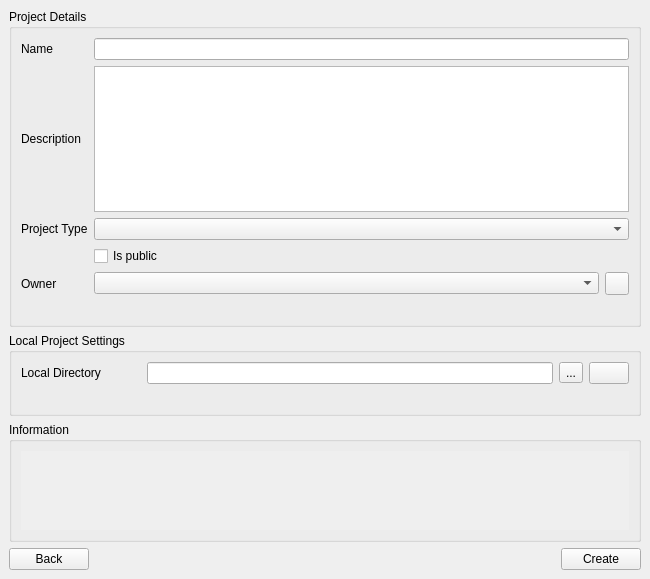
Before: the Qt Designer form qfieldsync/ui/cloud_create_project_widget.ui in opengisch/qfieldsync, drawn with Qt 5.
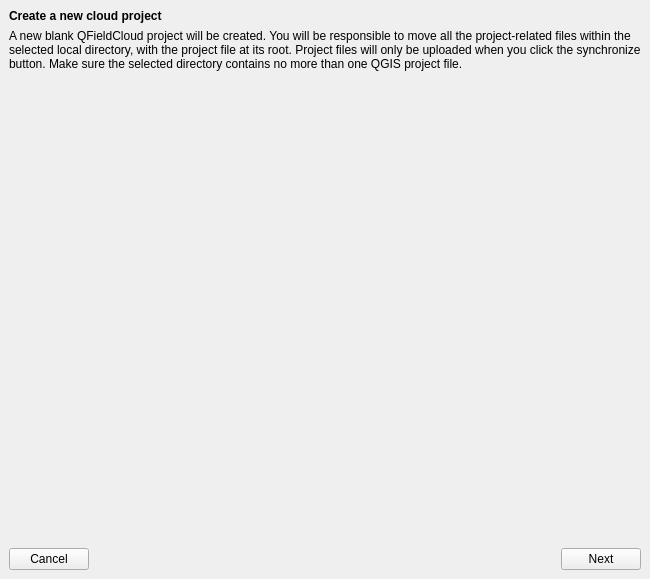
After: the same form once the commit is applied. Icons and pictures are not drawn.

Commit message: refactor(gui): restore introductory page with information

```diff
--- a/qfieldsync/ui/cloud_create_project_widget.ui
+++ b/qfieldsync/ui/cloud_create_project_widget.ui
@@ -31,6 +31,83 @@
      <property name="currentIndex">
       <number>0</number>
      </property>
+     <widget class="QWidget" name="selectTypePage">
+      <layout class="QVBoxLayout" name="verticalLayout_2">
+       <item>
+        <widget class="QLabel" name="createCloudTitleLabel">
+         <property name="font">
+          <font>
+           <weight>75</weight>
+           <bold>true</bold>
+          </font>
+         </property>
+         <property name="text">
+          <string>Create a new cloud project</string>
+         </property>
+        </widget>
+       </item>
+       <item>
+        <widget class="QLabel" name="createCloudInfoLabel">
+         <property name="text">
+          <string>A new blank QFieldCloud project will be created. You will be responsible to move all the project-related files within the selected local directory, with the project file at its root. Project files will only be uploaded when you click the synchronize button. Make sure the selected directory contains no more than one QGIS project file.</string>
+         </property>
+         <property name="wordWrap">
+          <bool>true</bool>
+         </property>
+         <property name="openExternalLinks">
+          <bool>false</bool>
+         </property>
+         <property name="textInteractionFlags">
+          <set>Qt::NoTextInteraction</set>
+         </property>
+        </widget>
+       </item>
+       <item>
+        <spacer name="verticalSpacer">
+         <property name="orientation">
+          <enum>Qt::Vertical</enum>
+         </property>
+         <property name="sizeHint" stdset="0">
+          <size>
+           <width>20</width>
+           <height>40</height>
+          </size>
+         </property>
+        </spacer>
+       </item>
+       <item>
+        <layout class="QHBoxLayout" name="horizontalLayout">
+         <item>
+          <widget class="QPushButton" name="cancelButton">
+           <property name="text">
+            <string>Cancel</string>
+           </property>
+          </widget>
+         </item>
+         <item>
+          <spacer name="horizontalSpacer">
+           <property name="orientation">
+            <enum>Qt::Horizontal</enum>
+           </property>
+           <property name="sizeHint" stdset="0">
+            <size>
+             <width>40</width>
+             <height>20</height>
+            </size>
+           </property>
+          </spacer>
+         </item>
+         <item>
+          <widget class="QPushButton" name="nextButton">
+           <property name="text">
+            <string>Next</string>
+           </property>
+          </widget>
+         </item>
+        </layout>
+       </item>
+      </layout>
+     </widget>
      <widget class="QWidget" name="projectDetailsPage">
       <layout class="QVBoxLayout" name="verticalLayout_4">
        <item>
```
